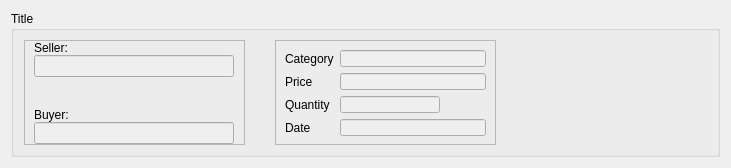
Above: Ipiranga_GUI/layout/historiclayout.ui from Hugo-NF/App_Ipiranga before the change. Below: the same form after it.
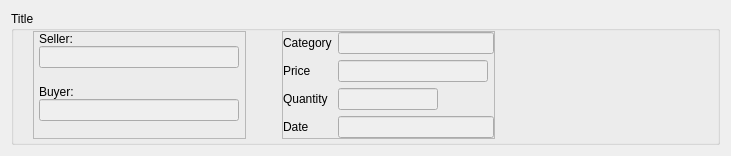
That is the form after the change.

Patch:
```diff
--- a/Ipiranga_GUI/layout/historiclayout.ui
+++ b/Ipiranga_GUI/layout/historiclayout.ui
@@ -7,33 +7,30 @@
     <x>0</x>
     <y>0</y>
     <width>731</width>
-    <height>168</height>
+    <height>150</height>
    </rect>
   </property>
-  <property name="minimumSize">
+  <property name="maximumSize">
    <size>
-    <width>450</width>
+    <width>16777215</width>
     <height>150</height>
    </size>
   </property>
   <property name="windowTitle">
    <string>Form</string>
   </property>
-  <layout class="QHBoxLayout" name="horizontalLayout_2">
+  <layout class="QVBoxLayout" name="verticalLayout">
    <item>
     <widget class="QGroupBox" name="Box_historic">
      <property name="title">
       <string>Title</string>
      </property>
      <layout class="QHBoxLayout" name="horizontalLayout">
-      <property name="spacing">
+      <property name="topMargin">
        <number>0</number>
       </property>
-      <property name="leftMargin">
-       <number>0</number>
-      </property>
-      <property name="rightMargin">
-       <number>0</number>
+      <property name="bottomMargin">
+       <number>3</number>
       </property>
       <item>
        <spacer name="horizontalSpacer_3">
@@ -81,6 +78,19 @@
          <property name="spacing">
           <number>0</number>
          </property>
+         <item row="2" column="0">
+          <widget class="QLineEdit" name="line_seller">
+           <property name="enabled">
+            <bool>false</bool>
+           </property>
+           <property name="maximumSize">
+            <size>
+             <width>200</width>
+             <height>22</height>
+            </size>
+           </property>
+          </widget>
+         </item>
          <item row="1" column="0">
           <widget class="QLabel" name="label_2">
            <property name="text">
@@ -121,18 +131,18 @@
            </property>
           </spacer>
          </item>
-         <item row="2" column="0">
-          <widget class="QLineEdit" name="line_seller">
-           <property name="enabled">
-            <bool>false</bool>
+         <item row="6" column="0">
+          <spacer name="verticalSpacer_2">
+           <property name="orientation">
+            <enum>Qt::Vertical</enum>
            </property>
-           <property name="maximumSize">
+           <property name="sizeHint" stdset="0">
             <size>
-             <width>200</width>
-             <height>22</height>
+             <width>20</width>
+             <height>40</height>
             </size>
            </property>
-          </widget>
+          </spacer>
          </item>
         </layout>
        </widget>
@@ -162,6 +172,18 @@
          <enum>QFrame::Raised</enum>
         </property>
         <layout class="QGridLayout" name="gridLayout_2">
+         <property name="leftMargin">
+          <number>0</number>
+         </property>
+         <property name="topMargin">
+          <number>0</number>
+         </property>
+         <property name="rightMargin">
+          <number>0</number>
+         </property>
+         <property name="bottomMargin">
+          <number>0</number>
+         </property>
          <item row="6" column="1">
           <widget class="QLineEdit" name="line_date">
            <property name="enabled">
```
